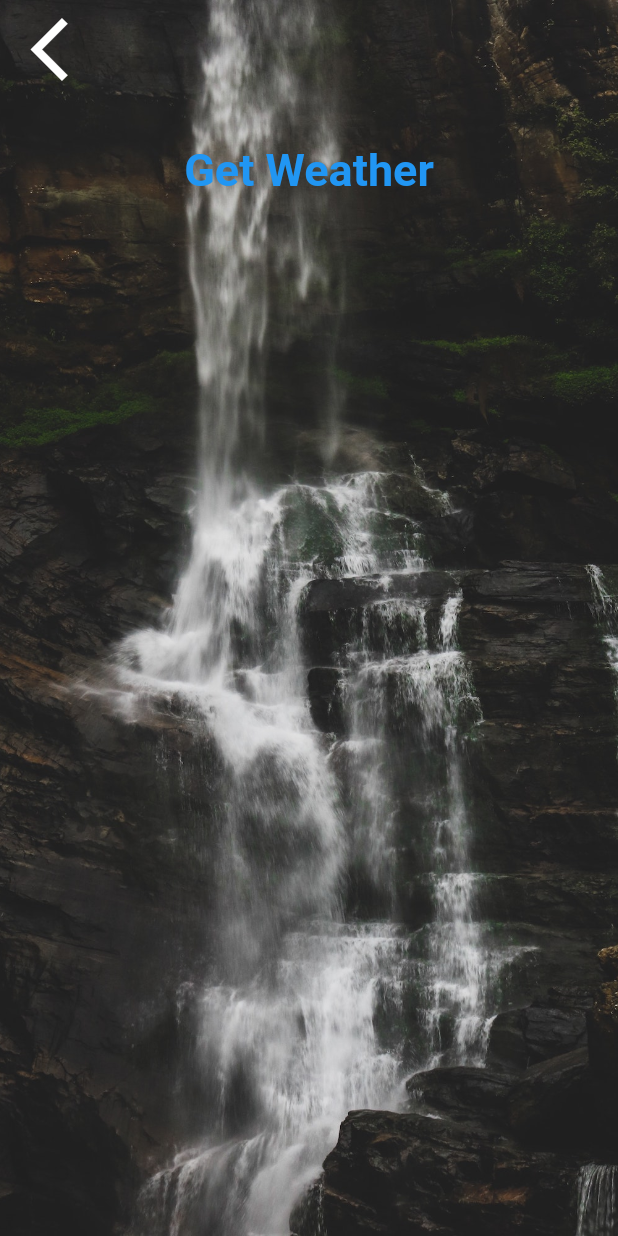
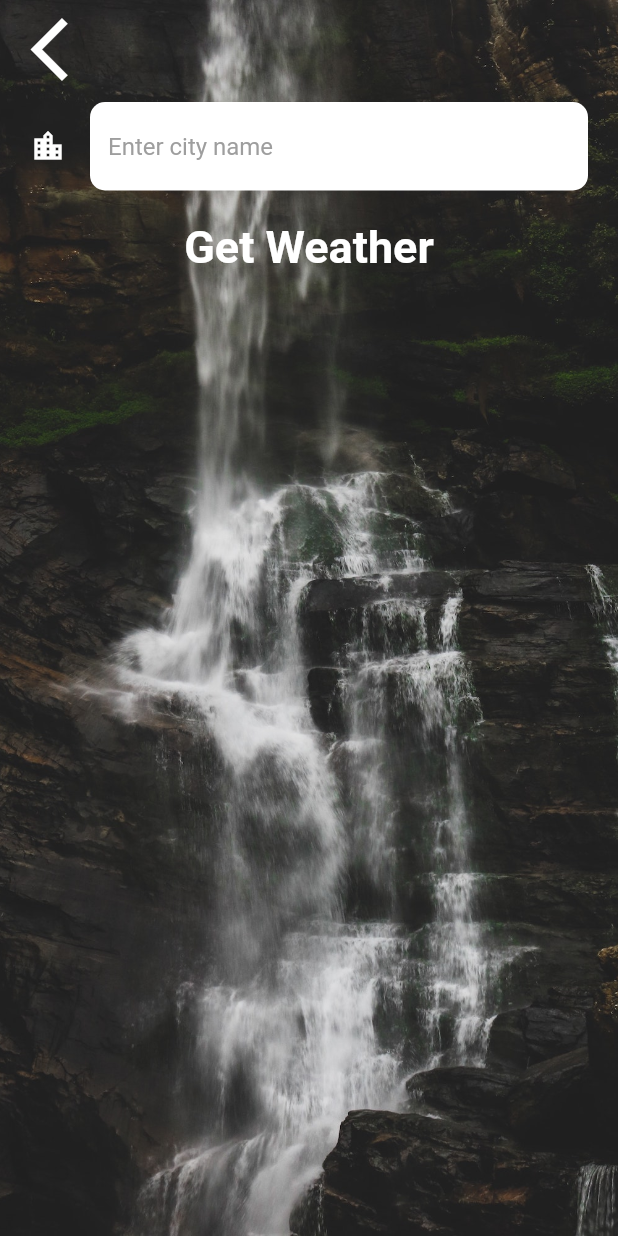
Before and after one commit to kishanSindhi/weather_app, a Flutter app: the LocationScreen screen opened directly, on a phone screen of 412 x 824 dp. Run offline on Flutter 3.47's test engine with Material 2 defaults, Android fonts, the phone set to English and light mode, and no system bars; our stand-ins replace flutter_spinkit, geolocator, permission_handler.

Commit message:
wrapping the project

```diff
--- a/lib/screens/loacation_screen.dart
+++ b/lib/screens/loacation_screen.dart
@@ -2,9 +2,15 @@ import 'package:flutter/material.dart';
 
 import '../utils/constants.dart';
 
-class LocationScreen extends StatelessWidget {
+class LocationScreen extends StatefulWidget {
   const LocationScreen({Key? key}) : super(key: key);
 
+  @override
+  State<LocationScreen> createState() => _LocationScreenState();
+}
+
+class _LocationScreenState extends State<LocationScreen> {
+  late String cityName;
   @override
   Widget build(BuildContext context) {
     return Scaffold(
@@ -21,7 +27,9 @@ class LocationScreen extends StatelessWidget {
               Align(
                 alignment: Alignment.topLeft,
                 child: IconButton(
-                  onPressed: () {},
+                  onPressed: () {
+                    Navigator.pop(context);
+                  },
                   icon: const Icon(
                     Icons.arrow_back_ios_new,
                     size: 50,
@@ -30,14 +38,25 @@ class LocationScreen extends StatelessWidget {
               ),
               Container(
                 padding: const EdgeInsets.all(20),
+                child: TextField(
+                  onChanged: (value) {
+                    setState(() {
+                      cityName = value;
+                    });
+                  },
+                  style: const TextStyle(color: Colors.black),
+                  decoration: kTextInputFieldDecoration,
+                ),
               ),
-              TextButton(
-                onPressed: () {},
+              InkWell(
+                onTap: () {
+                  Navigator.pop(context, cityName);
+                },
                 child: const Text(
                   "Get Weather",
                   style: kButtonTextStyle,
                 ),
-              )
+              ),
             ],
           ),
         ),
--- a/lib/utils/constants.dart
+++ b/lib/utils/constants.dart
@@ -13,7 +13,7 @@ const TextStyle kCityStyle = TextStyle(
 
 const TextStyle kTemperatureTextStyle = TextStyle(
   fontWeight: FontWeight.w800,
-  fontSize: 130,
+  fontSize: 100,
 );
 
 const TextStyle kConditionCity = TextStyle(
@@ -22,6 +22,23 @@ const TextStyle kConditionCity = TextStyle(
 );
 
 const TextStyle kMessageStyle = TextStyle(
-  fontSize: 40,
+  fontSize: 60,
   fontWeight: FontWeight.w400,
 );
+
+const InputDecoration kTextInputFieldDecoration = InputDecoration(
+  filled: true,
+  fillColor: Colors.white,
+  icon: Icon(
+    Icons.location_city,
+    color: Colors.white,
+  ),
+  hintText: "Enter city name",
+  hintStyle: TextStyle(color: Colors.grey),
+  border: OutlineInputBorder(
+    borderSide: BorderSide.none,
+    borderRadius: BorderRadius.all(
+      Radius.circular(10.0),
+    ),
+  ),
+);
--- a/pubspec.yaml
+++ b/pubspec.yaml
@@ -16,6 +16,9 @@ dependencies:
   intl: ^0.17.0
   geolocator: ^9.0.0
   permission_handler: ^10.0.0
+  http: ^0.13.4
+  fluttertoast: ^8.0.9
+  flutter_spinkit: ^5.1.0
 
 
 
```
Also changed, not shown: lib/screens/city_screen.dart (+72 -15 lines), lib/screens/loading_screen.dart (+21 -22 lines), lib/services/location.dart (added, +25 -0 lines), lib/services/networking.dart (+19 -0 lines), lib/services/weather.dart (+59 -0 lines), lib/services/loacation.dart (deleted), pubspec.lock.
